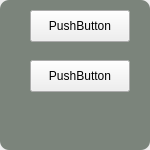
First picture: the form in src/filterform.ui, repository MikeostCorp/Gradify, before the edit.
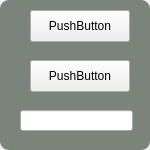
Second picture: the form after the edit.

Diff of the .ui file:
```diff
--- a/src/filterform.ui
+++ b/src/filterform.ui
@@ -68,6 +68,16 @@
      <string>PushButton</string>
     </property>
    </widget>
+   <widget class="QLineEdit" name="lineEdit">
+    <property name="geometry">
+     <rect>
+      <x>20</x>
+      <y>110</y>
+      <width>113</width>
+      <height>21</height>
+     </rect>
+    </property>
+   </widget>
   </widget>
  </widget>
  <resources/>
```
